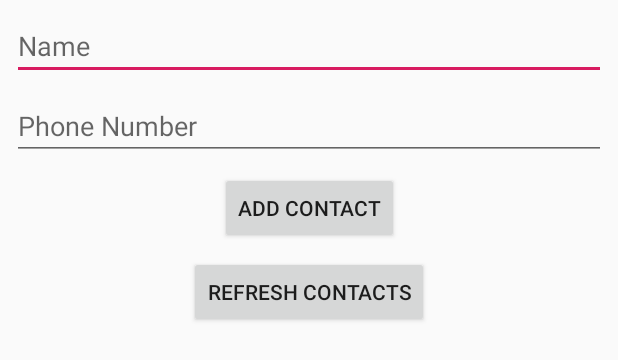
After one commit to bioburn/FaizDialer, an Android app: the layout fragment_add_contact.xml on its own in the app's theme, with its tools: preview values and no code run, on a phone screen of 412 x 824 dp. The commit adds this screen. Shown: the top 360 px of the screen. Run offline under Robolectric (Android 15) with nearby library versions, the phone set to English and light mode, and no system bars; Roboto replaces fonts that are not available here.

Commit message:
Added ability to add contacts and refresh the contacts list Implemented savestates for dialer

```diff
--- a/app/src/main/AndroidManifest.xml
+++ b/app/src/main/AndroidManifest.xml
@@ -16,10 +16,12 @@
         android:roundIcon="@mipmap/ic_launcher_round"
         android:supportsRtl="true"
         android:theme="@style/AppTheme">
+
         <activity
             android:name=".SwipeActivityTest"
             android:label="Faiz Dialer"
-            android:theme="@style/AppTheme">
+            android:theme="@style/AppTheme"
+            android:screenOrientation="portrait">
             <intent-filter>
                 <action android:name="android.intent.action.MAIN" />
 
--- a/app/src/main/res/layout/activity_swipe_test.xml
+++ b/app/src/main/res/layout/activity_swipe_test.xml
@@ -26,5 +26,4 @@
         app:layout_behavior="@string/appbar_scrolling_view_behavior" />
 
 
-
 </android.support.design.widget.CoordinatorLayout>
--- /dev/null
+++ b/app/src/main/res/layout/fragment_add_contact.xml
@@ -0,0 +1,73 @@
+<?xml version="1.0" encoding="utf-8"?>
+<FrameLayout xmlns:android="http://schemas.android.com/apk/res/android"
+    xmlns:app="http://schemas.android.com/apk/res-auto"
+    xmlns:tools="http://schemas.android.com/tools"
+    android:layout_width="match_parent"
+    android:layout_height="match_parent"
+    tools:context=".AddContact">
+
+    <!-- TODO: Update blank fragment layout -->
+    <TextView
+        android:layout_width="match_parent"
+        android:layout_height="match_parent"
+        android:text="@string/hello_blank_fragment"
+        android:visibility="gone" />
+
+    <android.support.constraint.ConstraintLayout
+        android:layout_width="match_parent"
+        android:layout_height="match_parent">
+
+        <EditText
+            android:id="@+id/addName"
+            android:layout_width="0dp"
+            android:layout_height="wrap_content"
+            android:layout_marginStart="8dp"
+            android:layout_marginTop="8dp"
+            android:layout_marginEnd="8dp"
+            android:hint="Name"
+            android:inputType="text"
+            app:layout_constraintEnd_toEndOf="parent"
+            app:layout_constraintStart_toStartOf="parent"
+            app:layout_constraintTop_toTopOf="parent" />
+
+        <EditText
+            android:id="@+id/addNumber"
+            android:layout_width="0dp"
+            android:layout_height="wrap_content"
+            android:layout_marginStart="8dp"
+            android:layout_marginTop="8dp"
+            android:layout_marginEnd="8dp"
+            android:ems="10"
+            android:hint="Phone Number"
+            android:inputType="phone"
+            app:layout_constraintEnd_toEndOf="parent"
+            app:layout_constraintHorizontal_bias="0.497"
+            app:layout_constraintStart_toStartOf="parent"
+            app:layout_constraintTop_toBottomOf="@+id/addName" />
+
+        <Button
+            android:id="@+id/addContact"
+            android:layout_width="wrap_content"
+            android:layout_height="wrap_content"
+            android:layout_marginStart="8dp"
+            android:layout_marginTop="8dp"
+            android:layout_marginEnd="8dp"
+            android:text="Add Contact"
+            app:layout_constraintEnd_toEndOf="parent"
+            app:layout_constraintStart_toStartOf="parent"
+            app:layout_constraintTop_toBottomOf="@+id/addNumber" />
+
+        <Button
+            android:id="@+id/refreshContacts"
+            android:layout_width="wrap_content"
+            android:layout_height="wrap_content"
+            android:layout_marginStart="8dp"
+            android:layout_marginTop="8dp"
+            android:layout_marginEnd="8dp"
+            android:text="Refresh Contacts"
+            app:layout_constraintEnd_toEndOf="parent"
+            app:layout_constraintStart_toStartOf="parent"
+            app:layout_constraintTop_toBottomOf="@+id/addContact" />
+    </android.support.constraint.ConstraintLayout>
+
+</FrameLayout>
--- a/app/src/main/res/layout/fragment_contact.xml
+++ b/app/src/main/res/layout/fragment_contact.xml
@@ -17,4 +17,6 @@
         android:layout_height="wrap_content"
         android:layout_margin="@dimen/text_margin"
         android:textAppearance="?attr/textAppearanceListItem" />
+
+
 </LinearLayout>
```
Also changed, not shown: app/src/main/java/com/example/myapplication/AddContact.java (added, +204 -0 lines), app/src/main/java/com/example/myapplication/FaizDialerFragment.java (+34 -0 lines), app/src/main/java/com/example/myapplication/SwipeActivityTest.java (+26 -6 lines), app/src/main/res/layout/fragment_contact_list.xml (+7 -1 lines).
